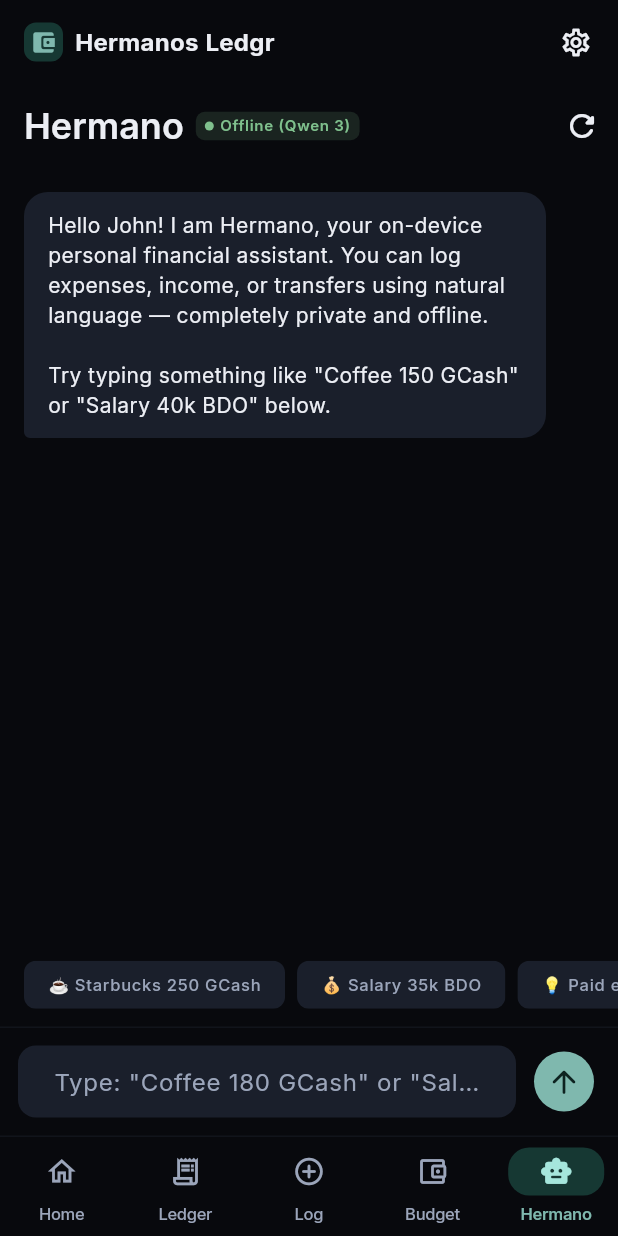
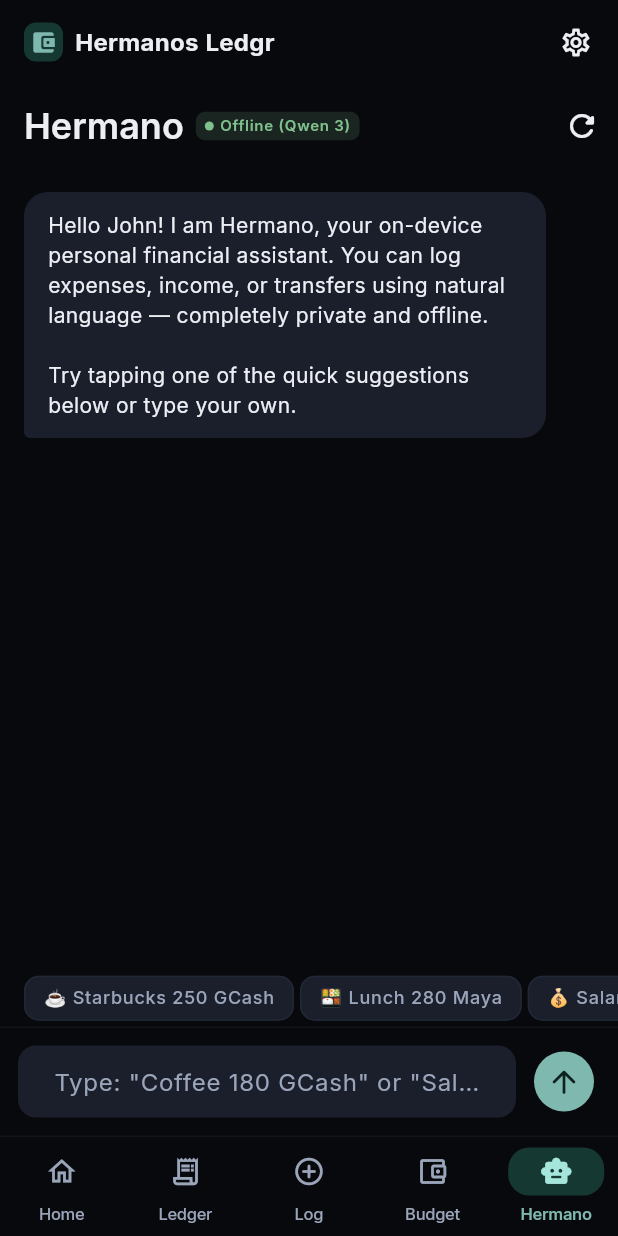
Before and after one commit to johncarlangelo/Hermanos-Ledgr, a Flutter app: the AiAssistantScreen screen opened by its route, on a phone screen of 412 x 824 dp. Run offline on Flutter 3.47's test engine with Material 3 defaults, Android fonts, the phone set to English and light mode, and no system bars; our stand-ins replace drift, drift_flutter, fl_chart, flutter_riverpod, go_router, google_fonts and 2 more; accounts and stored records are empty; generated files the repository leaves out were written again.

Commit message:
feat(hermano): add quick suggestion prompt chips and input filling

```diff
--- a/lib/core/constants/app_constants.dart
+++ b/lib/core/constants/app_constants.dart
@@ -7,9 +7,9 @@ class AppConstants {
   static const String currencyCode = 'PHP';
   static const String defaultProfileName = 'John C.';
 
-  static const String appVersion = '0.4.6';
-  static const int appBuildNumber = 15;
-  static const String appVersionDisplay = 'v0.4.6-alpha';
+  static const String appVersion = '0.4.7';
+  static const int appBuildNumber = 16;
+  static const String appVersionDisplay = 'v0.4.7-alpha';
 
   // Target device info
   static const String targetDevice = 'Samsung Galaxy A36 5G';
--- a/lib/features/ai_assistant/presentation/screens/ai_assistant_screen.dart
+++ b/lib/features/ai_assistant/presentation/screens/ai_assistant_screen.dart
@@ -5,6 +5,7 @@ import 'package:hermanos_ledgr/app/theme/color_tokens.dart';
 import 'package:hermanos_ledgr/app/theme/text_theme.dart';
 import 'package:hermanos_ledgr/core/providers/onboarding_provider.dart';
 import 'package:hermanos_ledgr/core/utils/currency_formatter.dart';
+import 'package:hermanos_ledgr/features/accounts/providers/mock_accounts_provider.dart';
 import 'package:hermanos_ledgr/features/transactions/domain/transaction_model.dart';
 import 'package:hermanos_ledgr/features/transactions/providers/mock_transactions_provider.dart';
 import 'package:hermanos_ledgr/shared/widgets/m3_card.dart';
@@ -50,6 +51,7 @@ class AiAssistantScreen extends ConsumerStatefulWidget {
 class _AiAssistantScreenState extends ConsumerState<AiAssistantScreen> {
   final TextEditingController _inputController = TextEditingController();
   final ScrollController _scrollController = ScrollController();
+  final FocusNode _focusNode = FocusNode();
   final List<ChatMessage> _messages = [];
 
   @override
@@ -65,7 +67,7 @@ class _AiAssistantScreenState extends ConsumerState<AiAssistantScreen> {
       ChatMessage(
         id: 'msg_welcome',
         text:
-            'Hello $userName! I am Hermano, your on-device personal financial assistant. You can log expenses, income, or transfers using natural language — completely private and offline.\n\nTry typing something like "Coffee 150 GCash" or "Salary 40k BDO" below.',
+            'Hello $userName! I am Hermano, your on-device personal financial assistant. You can log expenses, income, or transfers using natural language — completely private and offline.\n\nTry tapping one of the quick suggestions below or type your own.',
         isUser: false,
         timestamp: DateTime.now(),
       ),
@@ -76,6 +78,7 @@ class _AiAssistantScreenState extends ConsumerState<AiAssistantScreen> {
   void dispose() {
     _inputController.dispose();
     _scrollController.dispose();
+    _focusNode.dispose();
     super.dispose();
   }
 
@@ -98,14 +101,12 @@ class _AiAssistantScreenState extends ConsumerState<AiAssistantScreen> {
     _scrollToBottom();
 
     // Simulate fast local LLM parsing response
-    Future.delayed(const Duration(milliseconds: 400), () {
+    Future.delayed(const Duration(milliseconds: 350), () {
       if (!mounted) return;
-      final parsedTx = _parseSimulatedInput(text);
+      final (parsedTx, replyText) = _analyzeInput(text);
       final botMsg = ChatMessage(
         id: 'msg_${DateTime.now().millisecondsSinceEpoch + 1}',
-        text: parsedTx != null
-            ? 'Parsed this from your input:'
-            : "I couldn't quite extract the amount and category. Try something like 'Dinner 450 GCash'.",
+        text: replyText,
         isUser: false,
         timestamp: DateTime.now(),
         parsedTransaction: parsedTx,
@@ -116,6 +117,43 @@ class _AiAssistantScreenState extends ConsumerState<AiAssistantScreen> {
       });
       _scrollToBottom();
     });
+  }
+
+  (TransactionModel?, String) _analyzeInput(String input) {
+    final lower = input.toLowerCase();
+
+    // Financial inquiries handling
+    if (lower.contains('how much') || lower.contains('spent') || lower.contains('total expense')) {
+      final transactions = ref.read(transactionsProvider);
+      final expenseTxs = transactions.where((t) => t.type == TransactionType.expense).toList();
+      final totalSpent = expenseTxs.fold<double>(0.0, (sum, t) => sum + t.amount);
+      if (expenseTxs.isEmpty) {
+        return (null, "You haven't logged any expenses yet this month. Everything is calm!");
+      }
+      return (
+        null,
+        "You've logged ${expenseTxs.length} expense${expenseTxs.length == 1 ? '' : 's'} totaling ${CurrencyFormatter.format(totalSpent)} this month."
+      );
+    }
+
+    if (lower.contains('balance') || lower.contains('net worth') || lower.contains('how much do i have')) {
+      final accounts = ref.read(accountsProvider);
+      final totalBal = accounts.fold<double>(0.0, (sum, a) => sum + a.balance);
+      return (
+        null,
+        "Your total balance across ${accounts.length} account${accounts.length == 1 ? '' : 's'} is ${CurrencyFormatter.format(totalBal)}."
+      );
+    }
+
+    final parsedTx = _parseSimulatedInput(input);
+    if (parsedTx != null) {
+      return (parsedTx, 'Parsed this from your input:');
+    }
+
+    return (
+      null,
+      "I couldn't quite extract the amount and category. Try something like 'Coffee 150 GCash' or 'Salary 40k BDO'."
+    );
   }
 
   TransactionModel? _parseSimulatedInput(String input) {
@@ -287,12 +325,18 @@ class _AiAssistantScreenState extends ConsumerState<AiAssistantScreen> {
             child: Row(
               children: [
                 _buildPromptChip('☕ Starbucks 250 GCash'),
-                const SizedBox(width: Spacing.sm),
+                const SizedBox(width: Spacing.xs),
+                _buildPromptChip('🍱 Lunch 280 Maya'),
+                const SizedBox(width: Spacing.xs),
                 _buildPromptChip('💰 Salary 35k BDO'),
-                const SizedBox(width: Spacing.sm),
-                _buildPromptChip('💡 Paid electric 3400 Maya'),
-                const SizedBox(width: Spacing.sm),
-                _buildPromptChip('🍔 Dinner 420 Cash'),
+                const SizedBox(width: Spacing.xs),
+                _buildPromptChip('⚡ Meralco 3500 BDO'),
+                const SizedBox(width: Spacing.xs),
+                _buildPromptChip('🛒 Groceries 1850 GCash'),
+                const SizedBox(width: Spacing.xs),
+                _buildPromptChip('📊 How much spent this month?'),
+                const SizedBox(width: Spacing.xs),
+                _buildPromptChip('💳 What is my balance?'),
               ],
             ),
           ),
@@ -315,6 +359,7 @@ class _AiAssistantScreenState extends ConsumerState<AiAssistantScreen> {
                   Expanded(
                     child: TextField(
                       controller: _inputController,
+                      focusNode: _focusNode,
                       decoration: InputDecoration(
                         hintText: 'Type: "Coffee 180 GCash" or "Salary 40k"...',
                         border: OutlineInputBorder(
@@ -345,15 +390,47 @@ class _AiAssistantScreenState extends ConsumerState<AiAssistantScreen> {
 
   Widget _buildPromptChip(String text) {
     final theme = Theme.of(context);
-    return ActionChip(
-      label: Text(text),
-      labelStyle: theme.textTheme.labelSmall?.copyWith(
-        color: theme.colorScheme.onSurfaceVariant,
+    final isDark = theme.brightness == Brightness.dark;
+
+    return Material(
+      color: Colors.transparent,
+      child: InkWell(
+        onTap: () {
+          HapticFeedback.selectionClick();
+          setState(() {
+            _inputController.text = text;
+            _inputController.selection = TextSelection.fromPosition(
+              TextPosition(offset: _inputController.text.length),
+            );
+          });
+          _focusNode.requestFocus();
+          _scrollToBottom();
+        },
+        borderRadius: BorderRadius.circular(10),
+        child: Container(
+          padding: const EdgeInsets.symmetric(
+            horizontal: Spacing.md,
+            vertical: Spacing.xs + 2,
+          ),
+          decoration: BoxDecoration(
+            color: isDark ? StashColors.raised : theme.colorScheme.surfaceContainerHigh,
+            borderRadius: BorderRadius.circular(10),
+            border: Border.all(
+              color: isDark
+                  ? StashColors.line.withValues(alpha: 0.8)
+                  : theme.colorScheme.outlineVariant.withValues(alpha: 0.35),
+            ),
+          ),
+          child: Text(
+            text,
+            style: theme.textTheme.labelMedium?.copyWith(
+              color: isDark ? StashColors.dim : theme.colorScheme.onSurface,
+              fontWeight: FontWeight.w500,
+              fontSize: 12,
+            ),
+          ),
+        ),
       ),
-      backgroundColor: theme.colorScheme.surfaceContainerHigh,
-      shape: RoundedRectangleBorder(borderRadius: BorderRadius.circular(8)),
-      side: BorderSide.none,
-      onPressed: () => _handleSend(text),
     );
   }
 
--- a/pubspec.yaml
+++ b/pubspec.yaml
@@ -16,7 +16,7 @@ publish_to: 'none' # Remove this line if you wish to publish to pub.dev
 # https://developer.apple.com/library/archive/documentation/General/Reference/InfoPlistKeyReference/Articles/CoreFoundationKeys.html
 # In Windows, build-name is used as the major, minor, and patch parts
 # of the product and file versions while build-number is used as the build suffix.
-version: 0.4.6+15
+version: 0.4.7+16
 
 environment:
   sdk: ^3.12.2
```
